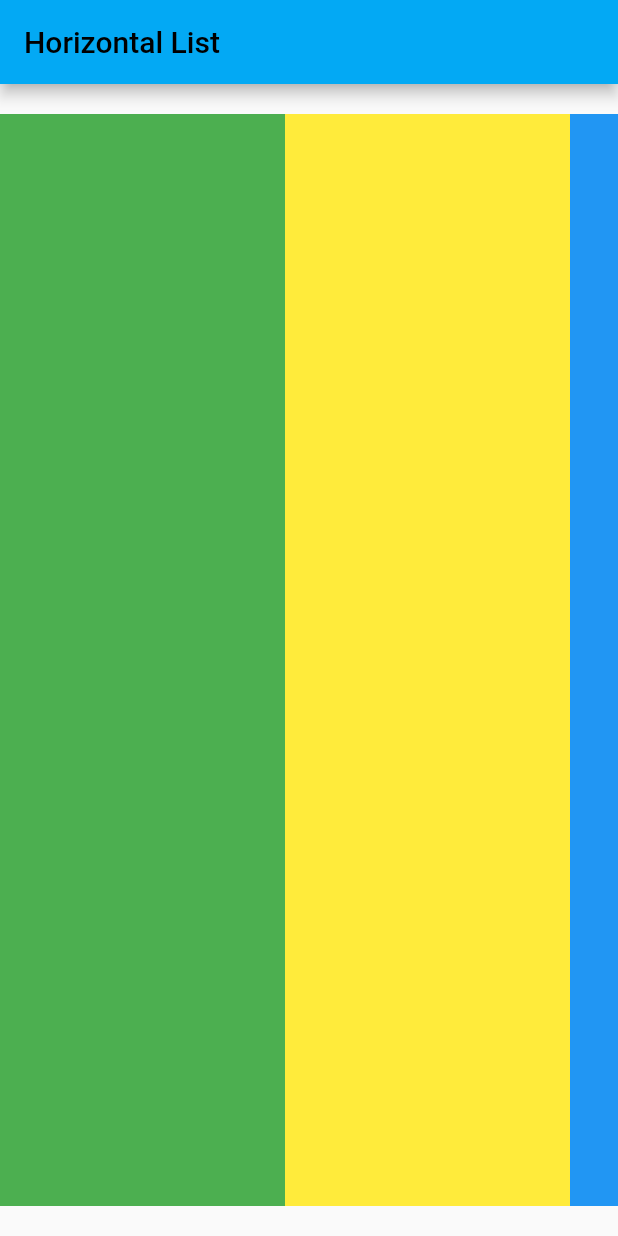
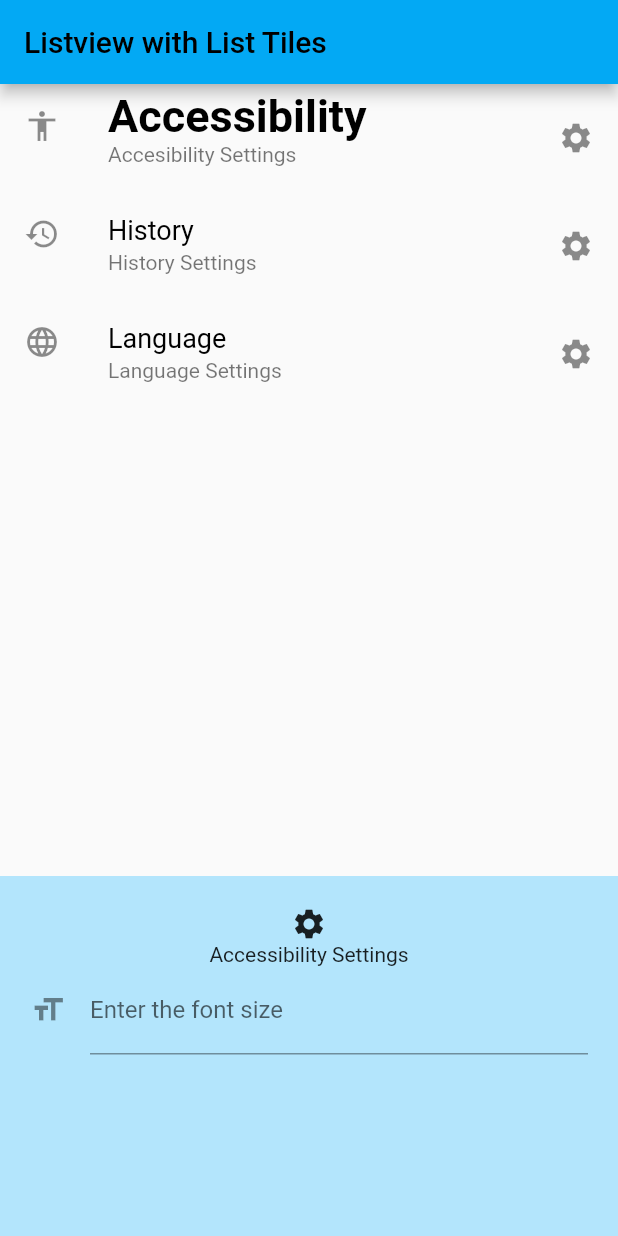
Before and after one commit to UmairAhmed85/FlutterPractise, a Flutter app: the screen it shows after launch, on a phone screen of 412 x 824 dp. Run offline on Flutter 3.47's test engine with Material 2 defaults, Android fonts, the phone set to English and light mode, and no system bars.

Commit message:
Listview & List Tiles with Bottom Sheet

```diff
--- a/lib/main.dart
+++ b/lib/main.dart
@@ -6,19 +6,128 @@ void main() {
   // runApp( IconApp());
   // runApp(ButtonApp());
   // runApp(FlexAppDemo());
-  runApp(ListViewAppDemo());
+  // runApp(ListViewAppDemo());
+  runApp(ListViewListTileApp());
 }
 
-class ListViewAppDemo extends StatelessWidget{
+class ListViewListTileApp extends StatelessWidget {
+  @override
+  Widget build(BuildContext context) {
+    final title = "Listview with List Tiles";
+    return MaterialApp(
+      title: title,
+      theme: ThemeData(primarySwatch: Colors.lightBlue),
+      home: ListViewListTileWidget(title),
+    );
+  }
+}
 
+class ListViewListTileWidget extends StatefulWidget {
+  ListViewListTileWidget(this.title);
+
+  final String title;
+
+  @override
+  State createState() {
+    return _ListViewListTileState();
+  }
+}
+
+class _ListViewListTileState extends State<ListViewListTileWidget> {
+  int _selectedIndex = 0;
+  static const TEXT_STYLE_NORMAL = const TextStyle(
+      color: Colors.black, fontSize: 18.0, fontWeight: FontWeight.normal);
+  static const TEXT_STYLE_SELECTED = const TextStyle(
+      color: Colors.black, fontSize: 30.0, fontWeight: FontWeight.bold);
+
+  final TextFormField _fontSizeTextField = TextFormField(
+      decoration: InputDecoration(
+          icon: const Icon(Icons.format_size),
+          hintText: 'Font Size',
+          labelText: 'Enter the font size'));
+  final TextFormField _historyTextFormField = TextFormField(
+      decoration: InputDecoration(
+          icon: const Icon(Icons.history),
+          hintText: 'Days',
+          labelText: 'Enter days'));
+  final TextFormField _languageTextFormField = TextFormField(
+      decoration: InputDecoration(
+          icon: const Icon(Icons.language),
+          hintText: 'Language',
+          labelText: 'Enter your language'));
+
+  select(index) {
+    setState(() {
+      _selectedIndex = index;
+    });
+  }
+
+  @override
+  Widget build(BuildContext context) {
+    final ListTile accessibilityListTile = ListTile(
+        leading: Icon(Icons.accessibility),
+        title: Text("Accessibility",
+            style:
+                _selectedIndex == 0 ? TEXT_STYLE_SELECTED : TEXT_STYLE_NORMAL),
+        subtitle: const Text("Accesibility Settings"),
+        trailing: Icon(Icons.settings),
+        onTap: () => select(0));
+    final ListTile historyListTile = ListTile(
+        leading: Icon(Icons.history),
+        title: Text("History",
+            style:
+                _selectedIndex == 1 ? TEXT_STYLE_SELECTED : TEXT_STYLE_NORMAL),
+        subtitle: const Text("History Settings"),
+        trailing: Icon(Icons.settings),
+        onTap: () => select(1));
+    final ListTile languageListTile = ListTile(
+        leading: Icon(Icons.language),
+        title: Text("Language",
+            style:
+                _selectedIndex == 2 ? TEXT_STYLE_SELECTED : TEXT_STYLE_NORMAL),
+        subtitle: const Text("Language Settings"),
+        trailing: Icon(Icons.settings),
+        onTap: () => select(2));
+    final String selectionTitle = (_selectedIndex == 0
+            ? "Accessibility"
+            : _selectedIndex == 1
+                ? "History"
+                : "Language") +
+        " Settings";
+    final TextFormField selectionTextFormField = _selectedIndex == 0
+        ? _fontSizeTextField
+        : _selectedIndex == 1
+            ? _historyTextFormField
+            : _languageTextFormField;
+    return new Scaffold(
+        appBar: new AppBar(
+          title: new Text(widget.title),
+        ),
+        body: ListView(children: <Widget>[
+          accessibilityListTile,
+          historyListTile,
+          languageListTile
+        ]),
+        bottomSheet: Container(
+            color: Color(0xFFB3E5FC),
+            padding: EdgeInsets.all(20.0),
+            child: Container(
+                constraints: BoxConstraints(maxHeight: 200.0),
+                child: Column(children: <Widget>[
+                  Icon(Icons.settings),
+                  Text(selectionTitle),
+                  Expanded(child: selectionTextFormField)
+                ]))));
+  }
+}
+
+class ListViewAppDemo extends StatelessWidget {
   @override
   Widget build(BuildContext context) {
     final title = "Horizontal List";
     return MaterialApp(
       title: title,
-      theme: ThemeData(
-        primarySwatch: Colors.lightBlue
-      ),
+      theme: ThemeData(primarySwatch: Colors.lightBlue),
       home: Scaffold(
         appBar: AppBar(
           title: Text(title),
@@ -28,10 +137,10 @@ class ListViewAppDemo extends StatelessWidget{
           child: ListView(
             scrollDirection: Axis.horizontal,
             children: [
-              Container(width: 190,color: Colors.green),
-              Container(width: 190,color: Colors.yellow),
-              Container(width: 190,color: Colors.blue),
-              Container(width: 190,color: Colors.red),
+              Container(width: 190, color: Colors.green),
+              Container(width: 190, color: Colors.yellow),
+              Container(width: 190, color: Colors.blue),
+              Container(width: 190, color: Colors.red),
             ],
           ),
         ),
```
